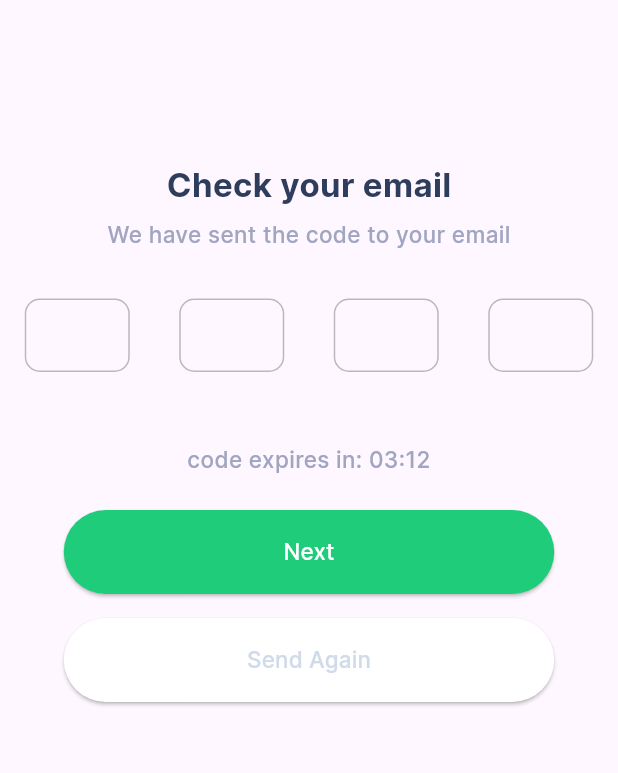
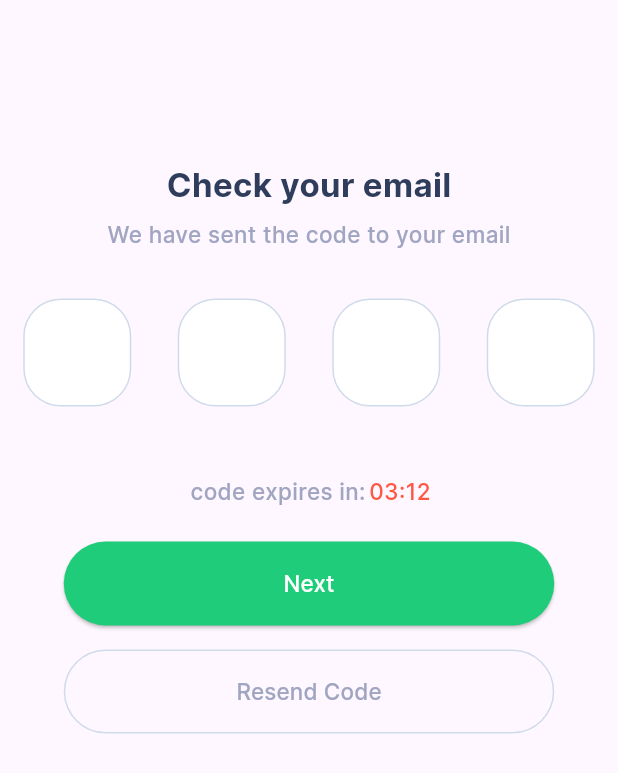
Before and after one commit to beevers/Recipe-Flutter, a Flutter app: the OtpScreen screen opened directly, on a phone screen of 412 x 824 dp. Shown: the top 773 px of the screen. Run offline on Flutter 3.47's test engine with Material 2 defaults, Android fonts, the phone set to English and light mode, and no system bars; drawn by our look-alikes of otp_text_field, pin_code_fields; our stand-ins replace flutter_riverpod, flutter_screenutil, get, iconly.

Commit message:
working on UI

```diff
--- a/lib/view/presentation/authentication/otp_screen.dart
+++ b/lib/view/presentation/authentication/otp_screen.dart
@@ -37,12 +37,26 @@ class _OtpScreenState extends ConsumerState<OtpScreen> {
                   style: RecipeText.small(),
                 ),
                 HelpSpace.h(32),
-                const OtpField(),
-                HelpSpace.h(48),
-                Text(
-                  "code expires in: 03:12",
-                  style: RecipeText.small(),
-                  textAlign: TextAlign.center,
+                OtpField(
+                  onCompleted: (v) {
+                    debugPrint("Completed");
+                  },
+                ),
+                HelpSpace.h(30),
+                Row(
+                  mainAxisAlignment: MainAxisAlignment.center,
+                  children: [
+                    Text(
+                      "code expires in: ",
+                      style: RecipeText.small(),
+                      textAlign: TextAlign.center,
+                    ),
+                    Text(
+                      "03:12",
+                      style: RecipeText.small(color: red),
+                      textAlign: TextAlign.center,
+                    ),
+                  ],
                 ),
                 HelpSpace.h(23),
                 AppButton(
@@ -53,14 +67,12 @@ class _OtpScreenState extends ConsumerState<OtpScreen> {
                     },
                     isLarge: true),
                 HelpSpace.h(16),
-                AppButton(
-                    color: white,
+                OutlinedAppButton(
                     isLoading: false,
-                    title: "Send Again",
                     function: () {
                       Get.to(() => const ResetPasswordScreen());
                     },
-                    isLarge: true),
+                    isLarge: true)
               ],
             ),
           ),
--- a/lib/view/presentation/onboarding/onboard_screen.dart
+++ b/lib/view/presentation/onboarding/onboard_screen.dart
@@ -43,6 +43,7 @@ class _OnboardScreenState extends ConsumerState<OnboardScreen>
           animation: animation,
           builder: (context, child) {
             return SafeArea(
+              child: SingleChildScrollView(
                 child: Column(
                   children: [
                     Container(
@@ -97,6 +98,7 @@ class _OnboardScreenState extends ConsumerState<OnboardScreen>
                     )
                   ],
                 ),
+              ),
             );
           }),
     );
--- a/lib/view/widget/button/app_button.dart
+++ b/lib/view/widget/button/app_button.dart
@@ -3,6 +3,36 @@ import 'package:flutter_riverpod/flutter_riverpod.dart';
 import 'package:flutter_screenutil/flutter_screenutil.dart';
 import 'package:recipe_app/view/theme/app_color.dart';
 import 'package:recipe_app/view/theme/text_style.dart';
+
+class OutlinedAppButton extends ConsumerWidget {
+  final String? imageTitle;
+  final bool isLoading;
+  final bool isLarge;
+  final String? title;
+  final Function()? function;
+  const OutlinedAppButton(
+      {required this.isLoading,
+      this.title,
+      this.imageTitle,
+      required this.function,
+      required this.isLarge,
+      super.key});
+
+  @override
+  Widget build(BuildContext context, WidgetRef ref) {
+    return OutlinedButton(
+        style: ButtonStyle(
+            minimumSize: MaterialStateProperty.all(
+                isLarge ? Size(327.w, 56.h) : Size(205.w, 59.h)),
+            side: MaterialStateProperty.all(
+                BorderSide(color: grey, width: 1.0, style: BorderStyle.solid))),
+        onPressed: function,
+        child: Text(
+          "Resend Code",
+          style: RecipeText.small(),
+        ));
+  }
+}
 
 class AppButton extends ConsumerWidget {
   final String? imageTitle;
--- a/lib/view/widget/form/otp_form_field.dart
+++ b/lib/view/widget/form/otp_form_field.dart
@@ -1,22 +1,54 @@
 import 'package:flutter/material.dart';
-import 'package:otp_text_field/otp_text_field.dart';
-import 'package:otp_text_field/style.dart';
-import 'package:recipe_app/view/theme/text_style.dart';
+import 'package:flutter_screenutil/flutter_screenutil.dart';
+import 'package:pin_code_fields/pin_code_fields.dart';
+import 'package:recipe_app/view/theme/app_color.dart';
 
 class OtpField extends StatelessWidget {
-  const OtpField({super.key});
+  final Function(String)? onCompleted;
+  const OtpField({super.key, required this.onCompleted});
 
   @override
   Widget build(BuildContext context) {
-    return OTPTextField(
+    return PinCodeTextField(
+      keyboardType: TextInputType.number,
+      cursorHeight: 23,
+      textStyle: TextStyle(
+          fontSize: 44.sp,
+          fontWeight: FontWeight.w500,
+          color: const Color(0xffa0a5c1)),
+      cursorColor: green,
+      mainAxisAlignment: MainAxisAlignment.spaceAround,
+      appContext: context,
       length: 4,
-      width: MediaQuery.of(context).size.width,
-      fieldWidth: 70,
-      style: RecipeText.big(),
-      textFieldAlignment: MainAxisAlignment.spaceAround,
-      fieldStyle: FieldStyle.box,
-      onCompleted: (pin) {
-        print("Completed: $pin");
+      obscureText: false,
+      animationType: AnimationType.fade,
+      pinTheme: PinTheme(
+        activeColor: green,
+        selectedColor: green,
+        selectedFillColor: white,
+        inactiveColor: grey,
+        inactiveFillColor: white,
+        inactiveBorderWidth: 1,
+        activeBorderWidth: 1.2,
+        selectedBorderWidth: 1.2,
+        shape: PinCodeFieldShape.box,
+        borderRadius: BorderRadius.circular(25.r),
+        fieldHeight: 72,
+        fieldWidth: 72,
+        activeFillColor: Colors.white,
+      ),
+      // animationDuration: Duration(milliseconds: 300),
+      // backgroundColor: Colors.blue.shade50,
+      enableActiveFill: true,
+      // errorAnimationController: errorController,
+      // controller: textEditingController,
+      onCompleted: onCompleted,
+      onChanged: (value) {},
+      beforeTextPaste: (text) {
+        // print("Allowing to paste $text");
+        // //if you return true then it will show the paste confirmation dialog. Otherwise if false, then nothing will happen.
+        // //but you can show anything you want here, like your pop up saying wrong paste format or etc
+        return true;
       },
     );
   }
--- a/pubspec.yaml
+++ b/pubspec.yaml
@@ -40,6 +40,7 @@ dependencies:
   get: ^4.6.6
   iconly: ^1.0.1
   otp_text_field: ^1.1.3
+  pin_code_fields: ^8.0.1
 
 dev_dependencies:
   flutter_test:
```
Also changed, not shown: lib/view/presentation/home/dashboard_screen.dart (+54 -2 lines), lib/view/widget/card/filter_card.dart (added, +30 -0 lines), pubspec.lock. Lines whose indentation alone changed are shown as unchanged.
